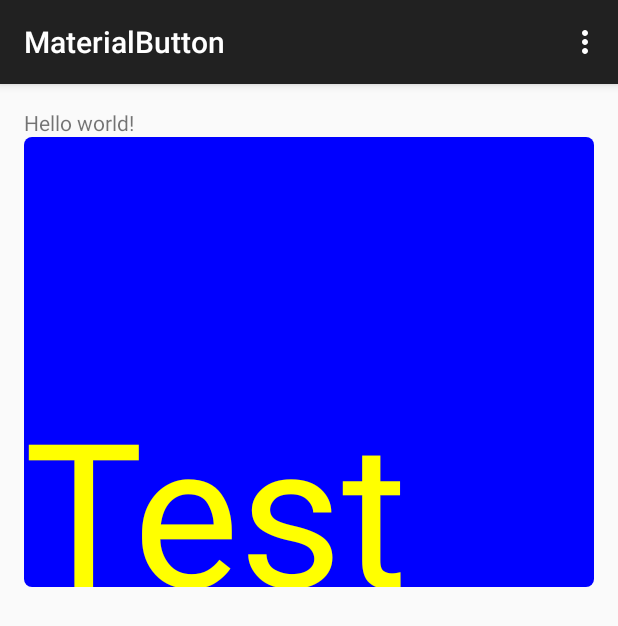
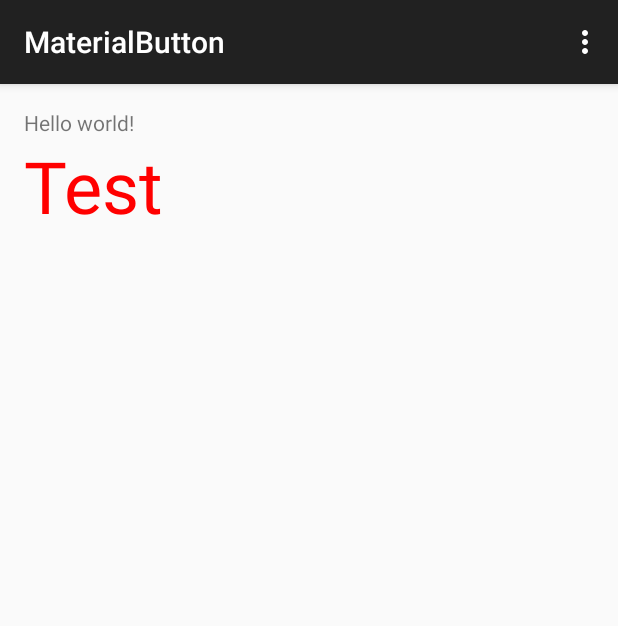
Before and after one commit to SharerMax/MaterialButton, an Android app: the screen it shows after launch (MainActivity), on a phone screen of 412 x 824 dp. Shown: the top 626 px of the screen. Run offline under Robolectric (Android 15) with nearby library versions, the phone set to English and light mode, and no system bars.

Commit message:
add attribute 'animationSpeed'

```diff
--- a/app/src/main/res/layout/activity_main.xml
+++ b/app/src/main/res/layout/activity_main.xml
@@ -1,5 +1,6 @@
 <RelativeLayout xmlns:android="http://schemas.android.com/apk/res/android"
                 xmlns:tools="http://schemas.android.com/tools"
+                xmlns:app="http://schemas.android.com/apk/res-auto"
                 android:layout_width="match_parent"
                 android:layout_height="match_parent"
                 android:paddingLeft="@dimen/activity_horizontal_margin"
@@ -13,9 +14,13 @@
         android:text="@string/hello_world"
         android:layout_width="wrap_content"
         android:layout_height="wrap_content"/>
-    <us.saeratom.materialbuttonlibrary.Button
-        android:layout_width="match_parent"
-        android:layout_height="300dp"
-        android:layout_below="@+id/textview"/>
+    <us.saeratom.materialbuttonlibrary.FlatButton
+        android:layout_width="wrap_content"
+        android:layout_height="wrap_content"
+        android:text="Test"
+        android:textSize="48sp"
+        android:textColor="#FF0000"
+        android:layout_below="@+id/textview"
+        app:animationSpeed="5"/>
 
 </RelativeLayout>
--- a/materialbuttonlibrary/src/main/java/us/saeratom/materialbuttonlibrary/Button.java
+++ b/materialbuttonlibrary/src/main/java/us/saeratom/materialbuttonlibrary/FlatButton.java
@@ -6,19 +6,18 @@ import android.content.res.TypedArray;
 import android.graphics.Canvas;
 import android.graphics.Color;
 import android.graphics.Paint;
-import android.graphics.RectF;
 import android.os.Build;
 import android.support.annotation.NonNull;
 import android.util.AttributeSet;
 import android.view.MotionEvent;
-import android.view.View;
+import android.widget.TextView;
 
 /**
  * Author: SharerMax
  * Time  : 2015/6/10
  * E-Mail: mdcw1103@gmail.com
  */
-public class Button extends View {
+public class FlatButton extends TextView {
     private Paint mPaint;
     private boolean mAnimation;
     private float mStartX;
@@ -26,46 +25,52 @@ public class Button extends View {
     private float mStartR;
     private double mMaxRadius;
     private Paint mAnimationPaint;
-    public Button(Context context) {
+    private float mAnimationSpeed = 3;
+    public FlatButton(Context context) {
         super(context);
         mPaint = new Paint(Paint.ANTI_ALIAS_FLAG);
     }
 
-    public Button(Context context, AttributeSet attrs) {
+    public FlatButton(Context context, AttributeSet attrs) {
         super(context, attrs);
         mPaint = new Paint(Paint.ANTI_ALIAS_FLAG);
+        init(context, attrs);
     }
 
-    public Button(Context context, AttributeSet attrs, int defStyleAttr) {
+    public FlatButton(Context context, AttributeSet attrs, int defStyleAttr) {
         super(context, attrs, defStyleAttr);
         mPaint = new Paint(Paint.ANTI_ALIAS_FLAG);
+        init(context, attrs);
     }
 
     @TargetApi(Build.VERSION_CODES.LOLLIPOP)
-    public Button(Context context, AttributeSet attrs, int defStyleAttr, int defStyleRes) {
+    public FlatButton(Context context, AttributeSet attrs, int defStyleAttr, int defStyleRes) {
         super(context, attrs, defStyleAttr, defStyleRes);
         mPaint = new Paint(Paint.ANTI_ALIAS_FLAG);
+        init(context, attrs);
+    }
+
+    private void init(Context context, AttributeSet attrs) {
+        TypedArray typedArray = context.obtainStyledAttributes(attrs, R.styleable.FlatButton);
+        mAnimationSpeed = typedArray.getFloat(R.styleable.FlatButton_animationSpeed, 3);
+        typedArray.recycle();
     }
 
     @Override
-    protected void onDraw(Canvas canvas) {
+    protected void onMeasure(int widthMeasureSpec, int heightMeasureSpec) {
+        super.onMeasure(widthMeasureSpec, heightMeasureSpec);
+    }
+
+    @Override
+    protected void onDraw(@NonNull Canvas canvas) {
         super.onDraw(canvas);
-        mPaint.setColor(Color.BLUE);
-        RectF rect = new RectF(0, 0, getWidth(), getHeight());
-        canvas.drawRoundRect(rect, 8, 8, mPaint);
-        String text = "Test";
-        mPaint.setTextSize(200);
-        mPaint.setColor(Color.YELLOW);
-        canvas.drawText(text, 0, getHeight(), mPaint);
         if (mAnimation) {
-//            canvas.save();
             Paint paint = initAnimationPaint();
             canvas.drawCircle(mStartX, mStartY, mStartR, paint);
-            mStartR += 16;
+            mStartR += mAnimationSpeed;
             if (mStartR > mMaxRadius) {
                 mAnimation = false;
             }
-//            canvas.restore();
             invalidate();
         }
     }
--- /dev/null
+++ b/materialbuttonlibrary/src/main/res/values/attrs.xml
@@ -0,0 +1,6 @@
+<?xml version="1.0" encoding="utf-8"?>
+<resources>
+    <declare-styleable name="FlatButton">
+        <attr name="animationSpeed" format="float"/>
+    </declare-styleable>
+</resources>
```
